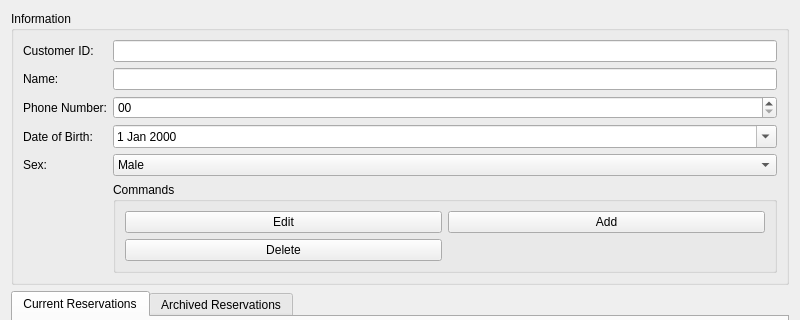
dagayveggi/HotelManagementSystem, file src/main/resources/base/customer.ui: the form before one commit; both pictures show x 0 to 800 and y 0 to 320 of the 800 by 478 pixel window.
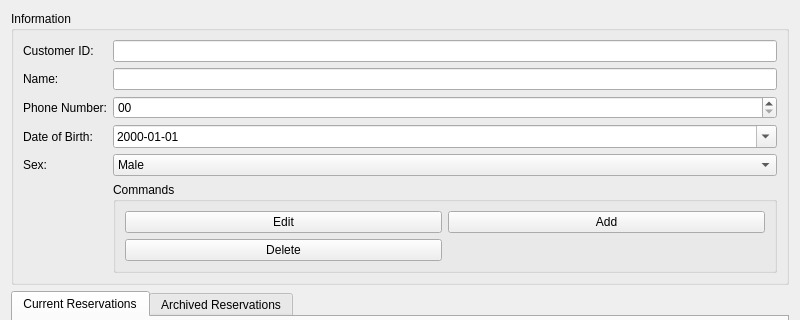
The form after the commit. Icons and pictures are not drawn.

```diff
--- a/src/main/resources/base/customer.ui
+++ b/src/main/resources/base/customer.ui
@@ -97,6 +97,9 @@
         </item>
         <item row="8" column="1">
          <widget class="QDateEdit" name="dateEdit">
+          <property name="displayFormat">
+           <string>yyyy-MM-dd</string>
+          </property>
           <property name="calendarPopup">
            <bool>true</bool>
           </property>
```
